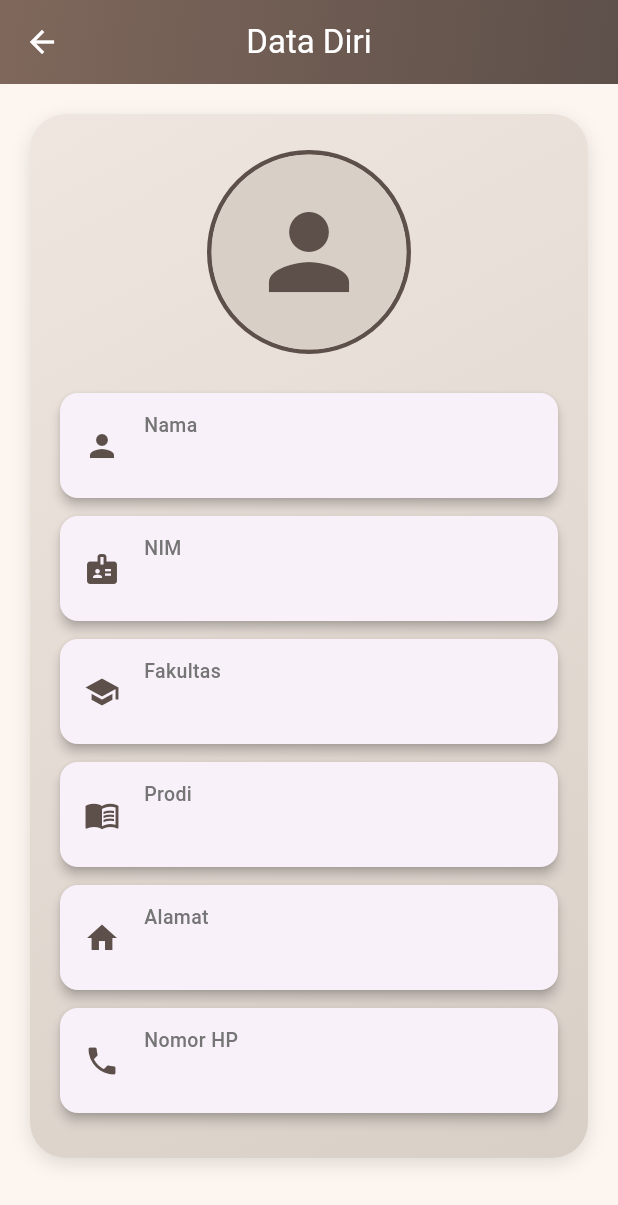
After one commit to Feby-akliji23/testapp, a Flutter app: the screen it shows after launch, after a tap on "Pertemuan 4 Profile Page", on a phone screen of 412 x 824 dp. The commit adds this screen. Shown: the top 1205 px of the screen. Run offline on Flutter 3.47's test engine with Material 3 defaults, Android fonts, the phone set to English and light mode, and no system bars; our stand-ins replace image_picker, shared_preferences.

Commit message:
Pertemuan 4 add

```diff
--- /dev/null
+++ b/lib/Pertemuan4ProfilePage.dart
@@ -0,0 +1,159 @@
+import 'package:flutter/material.dart';
+import 'package:shared_preferences/shared_preferences.dart';
+import 'dart:io';
+
+class Pertemuan4ProfilePage extends StatefulWidget {
+  const Pertemuan4ProfilePage({super.key});
+
+  @override
+  State<Pertemuan4ProfilePage> createState() => _Pertemuan4ProfilePageState();
+}
+
+class _Pertemuan4ProfilePageState extends State<Pertemuan4ProfilePage> {
+  String _nama = '';
+  String _nim = '';
+  String _fakultas = '';
+  String _prodi = '';
+  String _alamat = '';
+  String _hp = '';
+  File? _image;
+
+  @override
+  void initState() {
+    super.initState();
+    _loadData();
+  }
+
+  Future<void> _loadData() async {
+    SharedPreferences prefs = await SharedPreferences.getInstance();
+    setState(() {
+      _nama = prefs.getString('nama') ?? '';
+      _nim = prefs.getString('nim') ?? '';
+      _fakultas = prefs.getString('fakultas') ?? '';
+      _prodi = prefs.getString('prodi') ?? '';
+      _alamat = prefs.getString('alamat') ?? '';
+      _hp = prefs.getString('hp') ?? '';
+      final fotoPath = prefs.getString('foto');
+      if (fotoPath != null && fotoPath.isNotEmpty) {
+        _image = File(fotoPath);
+      }
+    });
+  }
+
+  Widget _buildInfo(String title, String value, IconData icon) {
+    return Card(
+      elevation: 3,
+      margin: const EdgeInsets.symmetric(vertical: 6),
+      shape: RoundedRectangleBorder(borderRadius: BorderRadius.circular(12)),
+      child: Padding(
+        padding: const EdgeInsets.symmetric(vertical: 12, horizontal: 16),
+        child: Row(
+          children: [
+            Icon(icon, size: 24, color: Color(0xFF5D504A)),
+            SizedBox(width: 16),
+            Expanded(
+              child: Column(
+                crossAxisAlignment: CrossAxisAlignment.start,
+                children: [
+                  Text(title,
+                      style: TextStyle(
+                        fontSize: 13,
+                        fontWeight: FontWeight.w500,
+                        color: Colors.grey[600],
+                      )),
+                  SizedBox(height: 4),
+                  Text(value,
+                      style: TextStyle(
+                        fontSize: 16,
+                        fontWeight: FontWeight.bold,
+                        color: Color(0xFF3E322D),
+                      )),
+                ],
+              ),
+            ),
+          ],
+        ),
+      ),
+    );
+  }
+
+  @override
+  Widget build(BuildContext context) {
+    return Scaffold(
+      backgroundColor: Color(0xFFFDF6F0),
+      appBar: AppBar(
+        elevation: 0,
+        flexibleSpace: Container(
+          decoration: BoxDecoration(
+            gradient: LinearGradient(
+              colors: [Color(0xFF7F675B), Color(0xFF5D504A)],
+              begin: Alignment.topLeft,
+              end: Alignment.bottomRight,
+            ),
+          ),
+        ),
+        title: Text('Data Diri', style: TextStyle(color: Colors.white)),
+        centerTitle: true,
+        foregroundColor: Colors.white,
+      ),
+      body: SingleChildScrollView(
+        padding: const EdgeInsets.all(20),
+        child: Column(
+          children: [
+            Container(
+              decoration: BoxDecoration(
+                gradient: LinearGradient(
+                  colors: [Color(0xFFEFE6DF), Color(0xFFD8CFC7)],
+                  begin: Alignment.topLeft,
+                  end: Alignment.bottomRight,
+                ),
+                borderRadius: BorderRadius.circular(24),
+                boxShadow: [
+                  BoxShadow(
+                    color: Colors.black12,
+                    blurRadius: 10,
+                    offset: Offset(0, 4),
+                  )
+                ],
+              ),
+              padding: EdgeInsets.symmetric(vertical: 24, horizontal: 20),
+              child: Column(
+                children: [
+                  Container(
+                    decoration: BoxDecoration(
+                      shape: BoxShape.circle,
+                      border: Border.all(color: Color(0xFF5D504A), width: 3),
+                    ),
+                    child: ClipOval(
+                      child: _image != null
+                          ? Image.file(
+                              _image!,
+                              width: 130,
+                              height: 130,
+                              fit: BoxFit.cover,
+                            )
+                          : Container(
+                              width: 130,
+                              height: 130,
+                              color: Color(0xFFD8CFC7),
+                              child: Icon(Icons.person,
+                                  size: 80, color: Color(0xFF5D504A)),
+                            ),
+                    ),
+                  ),
+                  const SizedBox(height: 20),
+                  _buildInfo('Nama', _nama, Icons.person),
+                  _buildInfo('NIM', _nim, Icons.badge),
+                  _buildInfo('Fakultas', _fakultas, Icons.school),
+                  _buildInfo('Prodi', _prodi, Icons.menu_book),
+                  _buildInfo('Alamat', _alamat, Icons.home),
+                  _buildInfo('Nomor HP', _hp, Icons.phone),
+                ],
+              ),
+            ),
+          ],
+        ),
+      ),
+    );
+  }
+}
--- a/lib/main.dart
+++ b/lib/main.dart
@@ -1,5 +1,7 @@
 import 'package:flutter/material.dart';
 import 'package:testapp/Pertemuan2.dart';
+import 'package:testapp/Pertemuan4FormPage.dart';
+import 'package:testapp/Pertemuan4ProfilePage.dart';
 
 void main() {
   runApp(const MyApp());
@@ -16,10 +18,12 @@ class MyApp extends StatelessWidget {
         colorScheme: ColorScheme.fromSeed(seedColor: Colors.deepPurple),
         useMaterial3: true,
       ),
-      initialRoute: '/',
+      initialRoute: '/', // Set initial route
       routes: {
         '/': (context) => const HomePage(),
         '/pertemuan2': (context) => const Pertemuan2(),
+        '/pertemuan4_form_page': (context) => const Pertemuan4FormPage(),
+        '/pertemuan4_profile_page': (context) => const Pertemuan4ProfilePage(),
       },
     );
   }
@@ -38,6 +42,14 @@ class HomePage extends StatelessWidget {
             title: const Text('Pertemuan 2'),
             onTap: () => Navigator.pushNamed(context, '/pertemuan2'),
           ),
+          ListTile(
+            title: const Text('Pertemuan 4 Form Page'),
+            onTap: () => Navigator.pushNamed(context, '/pertemuan4_form_page'),
+          ),
+          ListTile(
+            title: const Text('Pertemuan 4 Profile Page'),
+            onTap: () => Navigator.pushNamed(context, '/pertemuan4_profile_page'),
+          ),
         ],
       ),
     );
--- a/pubspec.yaml
+++ b/pubspec.yaml
@@ -34,6 +34,10 @@ dependencies:
   # The following adds the Cupertino Icons font to your application.
   # Use with the CupertinoIcons class for iOS style icons.
   cupertino_icons: ^1.0.8
+  image_picker: ^1.1.2
+  shared_preferences: ^2.5.3
+  country_picker: ^2.0.27
+  intl_phone_field: ^3.2.0
 
 dev_dependencies:
   flutter_test:
```
Also changed, not shown: lib/Pertemuan4FormPage.dart (added, +174 -0 lines), pubspec.lock, 5 other files.
